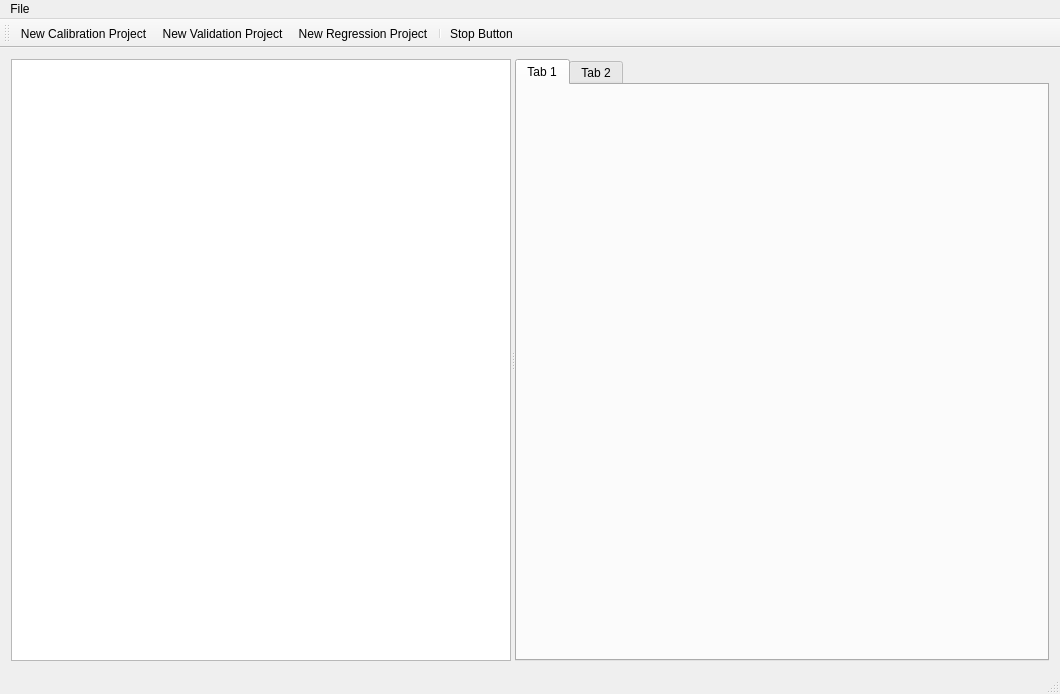
Qt form mainwindow.ui (alessioderango/SAKe) before a commit.
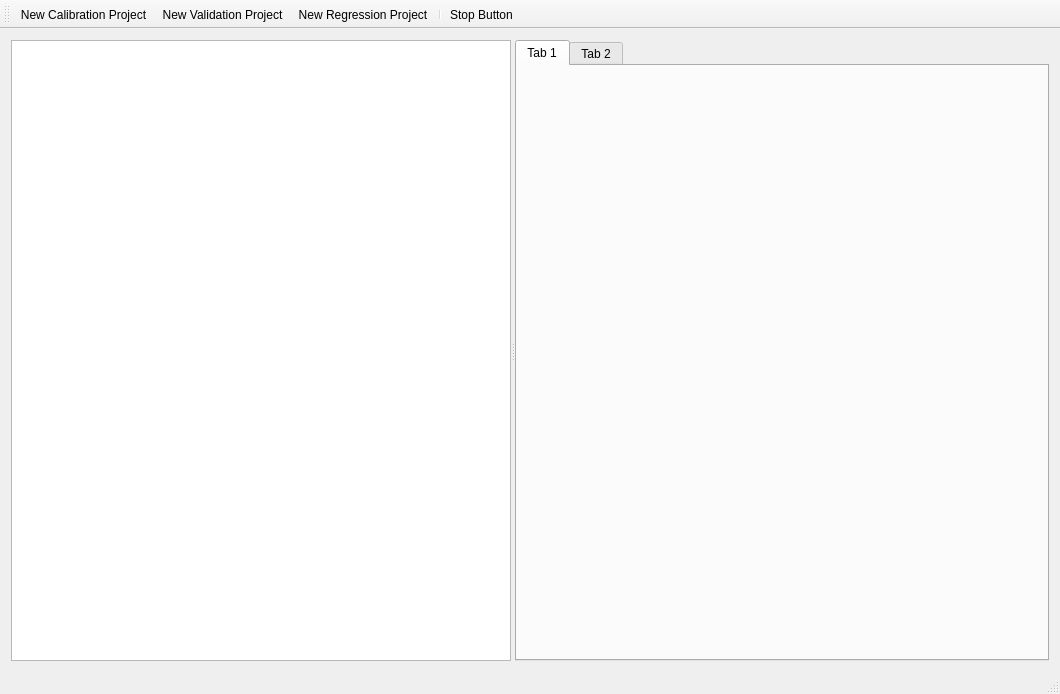
The same form after that commit. Icons and pictures are not drawn.

Diff of the .ui file:
```diff
--- a/mainwindow.ui
+++ b/mainwindow.ui
@@ -59,22 +59,6 @@
     </item>
    </layout>
   </widget>
-  <widget class="QMenuBar" name="menuBar">
-   <property name="geometry">
-    <rect>
-     <x>0</x>
-     <y>0</y>
-     <width>1060</width>
-     <height>21</height>
-    </rect>
-   </property>
-   <widget class="QMenu" name="menuFile">
-    <property name="title">
-     <string>File</string>
-    </property>
-   </widget>
-   <addaction name="menuFile"/>
-  </widget>
   <widget class="QToolBar" name="mainToolBar">
    <property name="iconSize">
     <size>
```
